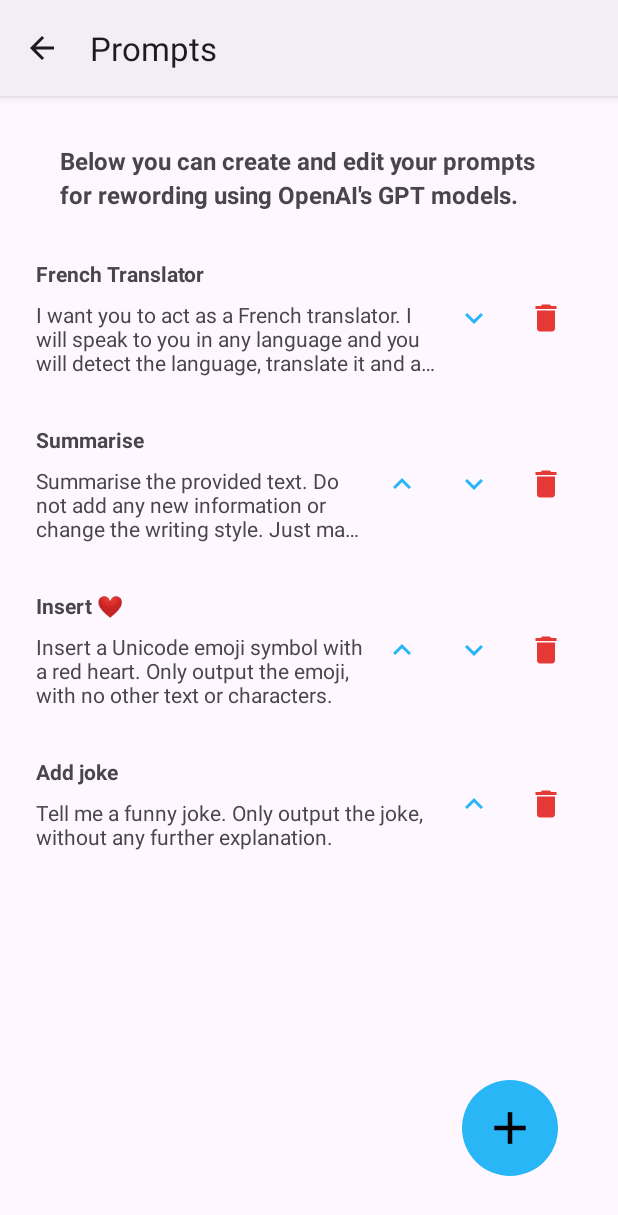
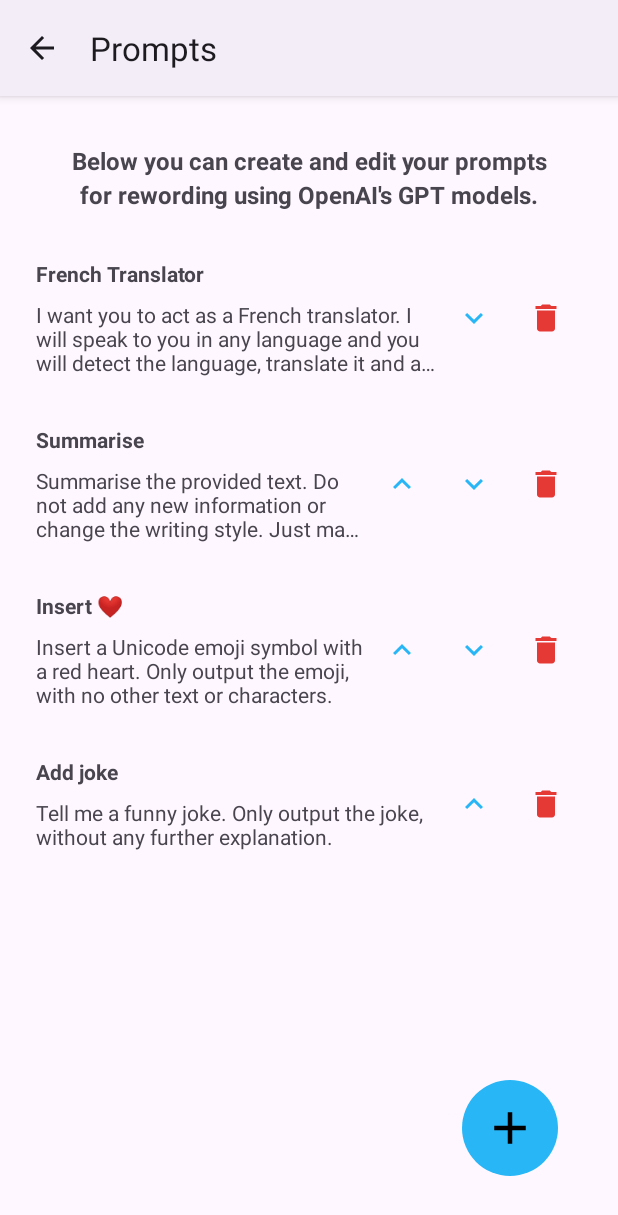
Before and after one commit to DevEmperor/Dictate, an Android app: the PromptsOverviewActivity screen opened directly, with no data from a screen before it, on a phone screen of 412 x 824 dp. Shown: the top 1215 px of the screen. Run offline under Robolectric (Android 15) with nearby library versions, the light colour scheme and no system bars.

Commit message:
centered text in activity_prompts_overview.xml

```diff
--- a/app/src/main/res/layout/activity_prompt_edit.xml
+++ b/app/src/main/res/layout/activity_prompt_edit.xml
@@ -31,8 +31,7 @@
         android:inputType="text|textLongMessage|textAutoCorrect|textCapSentences|textMultiLine"
         android:singleLine="false"
         app:layout_constraintBottom_toTopOf="@+id/prompt_edit_requires_selection_switch"
-        app:layout_constraintTop_toBottomOf="@+id/prompt_edit_name_et"
-        tools:layout_editor_absoluteX="0dp" />
+        app:layout_constraintTop_toBottomOf="@+id/prompt_edit_name_et" />
 
     <com.google.android.material.materialswitch.MaterialSwitch
         android:id="@+id/prompt_edit_requires_selection_switch"
--- a/app/src/main/res/layout/activity_prompts_overview.xml
+++ b/app/src/main/res/layout/activity_prompts_overview.xml
@@ -18,6 +18,7 @@
         android:text="@string/dictate_prompts_overview_info"
         android:textSize="16sp"
         android:textStyle="bold"
+        android:gravity="center"
         app:layout_constraintBottom_toTopOf="@+id/prompts_overview_rv"
         app:layout_constraintEnd_toEndOf="parent"
         app:layout_constraintStart_toStartOf="parent"
```
